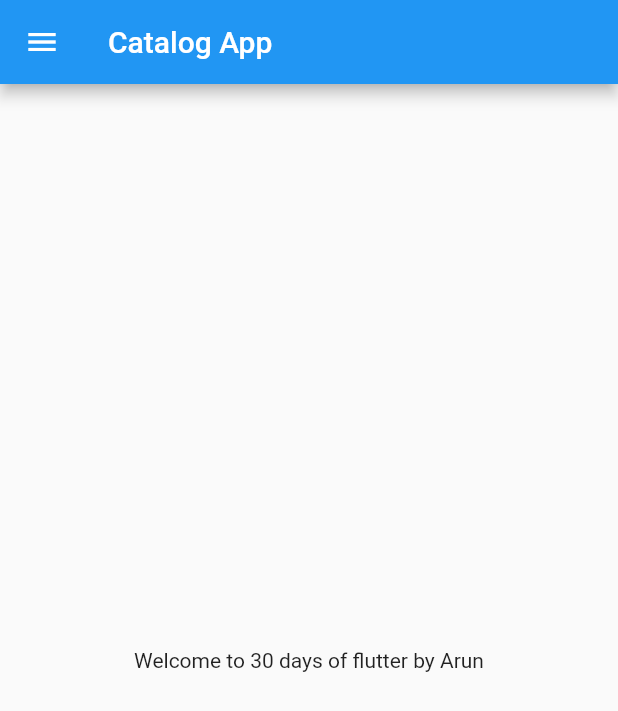
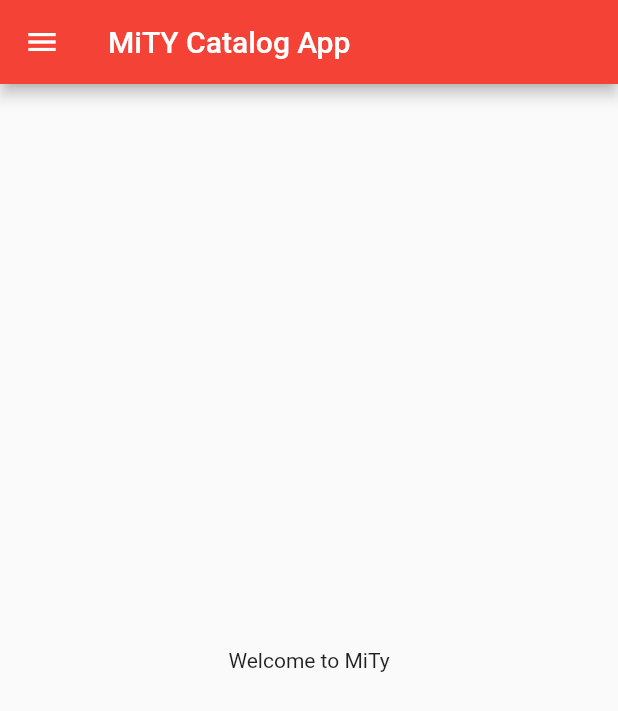
Before and after one commit to akumar36/flutter_catalog, a Flutter app: the screen it shows after launch, on a phone screen of 412 x 824 dp. Shown: the top 711 px of the screen. Run offline on Flutter 3.47's test engine with Material 2 defaults, Android fonts, the phone set to English and light mode, and no system bars.

Commit message:
day 2 complete

```diff
--- a/lib/main.dart
+++ b/lib/main.dart
@@ -1,5 +1,6 @@
 import 'package:flutter/material.dart';
-import 'package:flutter_catalog/home_page.dart';
+import 'package:flutter_catalog/pages/home_page.dart';
+import 'package:flutter_catalog/pages/login_page.dart';
 
 void main() {
   runApp(MyApp());
@@ -10,7 +11,16 @@ class MyApp extends StatelessWidget {
 
   @override
   Widget build(BuildContext context) {
-    return const MaterialApp(
-        debugShowCheckedModeBanner: false, home: HomePage());
+    return MaterialApp(
+      debugShowCheckedModeBanner: false,
+      themeMode: ThemeMode.light,
+      theme: ThemeData(brightness: Brightness.light, primarySwatch: Colors.red),
+      darkTheme: ThemeData(brightness: Brightness.dark),
+      routes: {
+        "/": (context) => HomePage(),
+        "/home": (context) => HomePage(),
+        "/login": (context) => LoginPage()
+      },
+    );
   }
 }
--- a/lib/home_page.dart
+++ b/lib/pages/home_page.dart
@@ -5,12 +5,11 @@ class HomePage extends StatelessWidget {
 
   @override
   Widget build(BuildContext context) {
-    int days = 30;
-    String name = "Arun";
+    String name = "MiTy";
 
     return Scaffold(
-      appBar: AppBar(title: const Text("Catalog App")),
-      body: Center(child: Text("Welcome to $days days of flutter by $name")),
+      appBar: AppBar(title: const Text("MiTY Catalog App")),
+      body: Center(child: Text("Welcome to $name")),
       drawer: const Drawer(),
     );
   }
--- /dev/null
+++ b/lib/pages/login_page.dart
@@ -0,0 +1,14 @@
+import 'package:flutter/material.dart';
+
+class LoginPage extends StatelessWidget {
+  const LoginPage({Key? key}) : super(key: key);
+
+  @override
+  Widget build(BuildContext context) {
+    return const Material(
+      child: Center(
+        child: Text("Login page.."),
+      ),
+    );
+  }
+}
```
Also changed, not shown: flutter_01.png (added).
